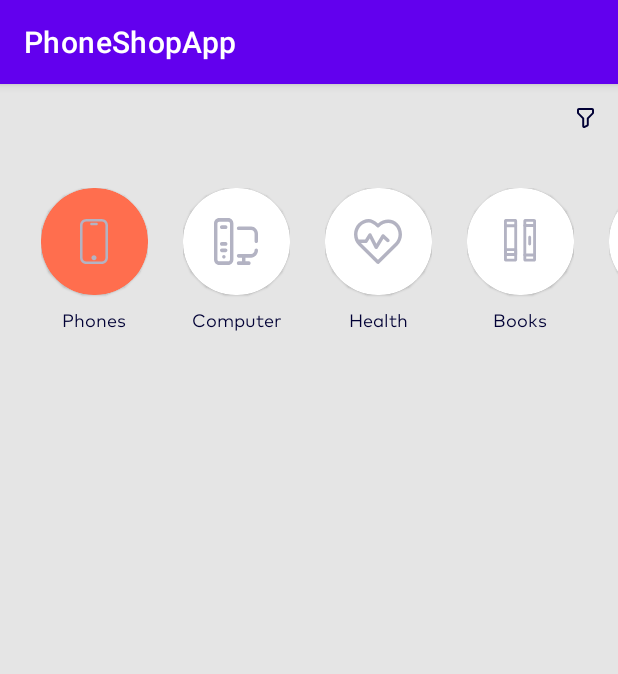
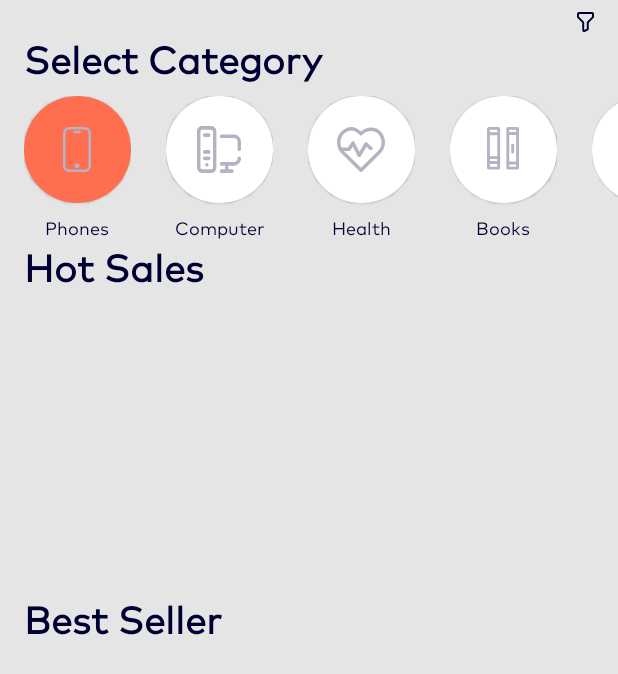
Before and after one commit to EvgeshaIvanov/OnlineShopApplication, an Android app: the screen it shows after launch (MainActivity), on a phone screen of 412 x 824 dp. Shown: the top 674 px of the screen. Run offline under Robolectric (Android 15) with nearby library versions, the phone set to English and light mode, and no system bars; network calls fail; pictures from the network do not load; 2 statements that could not run were skipped.

Commit message:
Commit#5

```diff
--- a/app/src/main/java/com/example/phoneshopapp/domain/models/HotSalesModel.kt
+++ b/app/src/main/java/com/example/phoneshopapp/domain/models/HotSalesModel.kt
@@ -1,5 +1,6 @@
 package com.example.phoneshopapp.domain.models
 
+import com.google.gson.annotations.Expose
 import com.google.gson.annotations.SerializedName
 
 data class HotSalesModel(
@@ -11,5 +12,6 @@ data class HotSalesModel(
     val subtitle: String,
     @SerializedName("picture")
     val picture: String,
-    var isNew: Boolean = true
+    @SerializedName("is_new")
+    var isNew: Boolean = false
 )
--- a/app/src/main/java/com/example/phoneshopapp/presentation/MainViewModel.kt
+++ b/app/src/main/java/com/example/phoneshopapp/presentation/MainViewModel.kt
@@ -1,5 +1,6 @@
 package com.example.phoneshopapp.presentation
 
+import android.util.Log
 import androidx.lifecycle.MutableLiveData
 import androidx.lifecycle.ViewModel
 import androidx.lifecycle.viewModelScope
@@ -35,6 +36,7 @@ class MainViewModel : ViewModel() {
     private fun hotSalesPhone() {
         viewModelScope.launch {
             val list = hotSalesUseCase.execute()
+            Log.i("TAG", list.toString())
             hotSalesPhones.postValue(list)
         }
     }
--- a/app/src/main/res/layout/activity_main.xml
+++ b/app/src/main/res/layout/activity_main.xml
@@ -19,15 +19,36 @@
             android:layout_width="wrap_content"
             android:layout_height="wrap_content"
             android:layout_gravity="end"
+            android:layout_marginEnd="16dp"
             android:clickable="true"
+            android:layout_marginTop="8dp"
             android:focusable="true"
-            android:padding="16dp"
             android:src="@drawable/filter_vector" />
+
+        <TextView
+            android:layout_width="wrap_content"
+            android:layout_height="wrap_content"
+            android:layout_marginStart="16dp"
+            android:fontFamily="@font/mark_pro"
+            android:text="@string/select_category"
+            android:textColor="@color/select_default_text_color"
+            android:textSize="25sp"
+            android:textStyle="bold" />
 
         <androidx.fragment.app.FragmentContainerView
             android:id="@+id/container_horizontal_menu"
             android:layout_width="wrap_content"
             android:layout_height="wrap_content" />
+
+        <TextView
+            android:layout_width="wrap_content"
+            android:layout_height="wrap_content"
+            android:layout_marginStart="16dp"
+            android:fontFamily="@font/mark_pro"
+            android:text="@string/hot_sales"
+            android:textColor="@color/select_default_text_color"
+            android:textSize="25sp"
+            android:textStyle="bold" />
 
         <androidx.fragment.app.FragmentContainerView
             android:id="@+id/container_hot_sales"
@@ -38,6 +59,7 @@
             android:id="@+id/container_best_sellers"
             android:layout_width="wrap_content"
             android:layout_height="wrap_content" />
+
         <androidx.fragment.app.FragmentContainerView
             android:id="@+id/container_filter"
             android:layout_width="wrap_content"
--- a/app/src/main/res/layout/fragment_best_seller.xml
+++ b/app/src/main/res/layout/fragment_best_seller.xml
@@ -3,14 +3,24 @@
     xmlns:app="http://schemas.android.com/apk/res-auto"
     xmlns:tools="http://schemas.android.com/tools"
     android:layout_width="match_parent"
-    android:layout_height="match_parent"
+    android:layout_height="wrap_content"
     android:orientation="vertical"
     tools:context=".presentation.BestSellerFragment">
 
+    <TextView
+        android:layout_width="wrap_content"
+        android:layout_height="wrap_content"
+        android:layout_marginStart="16dp"
+        android:fontFamily="@font/mark_pro"
+        android:text="@string/best_seller"
+        android:textColor="@color/select_default_text_color"
+        android:textSize="25sp"
+        android:textStyle="bold" />
+
     <androidx.recyclerview.widget.RecyclerView
+        tools:listitem="@layout/item_best_seller"
         android:id="@+id/recycler_view_best_seller"
-        android:layout_width="match_parent"
+        android:layout_width="wrap_content"
         android:layout_height="wrap_content" />
 
-
 </LinearLayout>
--- a/app/src/main/res/layout/fragment_hot_sales.xml
+++ b/app/src/main/res/layout/fragment_hot_sales.xml
@@ -11,7 +11,6 @@
         android:layout_width="match_parent"
         android:layout_height="200dp"
         android:layout_marginStart="16dp"
-        android:layout_marginTop="16dp"
         android:layout_marginEnd="16dp" />
 
 </LinearLayout>
--- a/app/src/main/res/layout/fragment_select_category.xml
+++ b/app/src/main/res/layout/fragment_select_category.xml
@@ -11,8 +11,8 @@
     <LinearLayout
         android:layout_width="wrap_content"
         android:layout_height="wrap_content"
-        android:layout_marginStart="27dp"
-        android:layout_marginTop="24dp"
+        android:layout_marginStart="16dp"
+        android:layout_marginTop="8dp"
         android:orientation="horizontal">
 
         <LinearLayout
@@ -63,7 +63,6 @@
                 android:elevation="20dp"
                 android:focusable="true"
                 app:cardCornerRadius="35dp">
-
 
 
                 <ImageView
--- a/app/src/main/res/layout/item_hot_sales_view_pager.xml
+++ b/app/src/main/res/layout/item_hot_sales_view_pager.xml
@@ -3,6 +3,8 @@
     xmlns:tools="http://schemas.android.com/tools"
     android:layout_width="match_parent"
     android:layout_height="match_parent"
+    android:clickable="true"
+    android:focusable="true"
     android:id="@+id/card_item"
     android:background="@drawable/background_view_pager_item"
     android:orientation="horizontal">
--- a/app/src/main/res/values/strings.xml
+++ b/app/src/main/res/values/strings.xml
@@ -12,6 +12,9 @@
     <string name="hs_logo_text">New</string>
     <string name="discountPrice">$1,047</string>
     <string name="phone_name">Samsung Galaxy s20 Ultra</string>
+    <string name="select_category">Select Category</string>
+    <string name="hot_sales">Hot Sales</string>
+    <string name="best_seller">Best Seller</string>
     <string-array name="brand">
         <item>Samsung</item>
         <item>Xiaomi</item>
--- a/app/src/main/res/values/themes.xml
+++ b/app/src/main/res/values/themes.xml
@@ -1,6 +1,6 @@
 <resources xmlns:tools="http://schemas.android.com/tools">
     <!-- Base application theme. -->
-    <style name="Theme.PhoneShopApp" parent="Theme.MaterialComponents.DayNight.DarkActionBar">
+    <style name="Theme.PhoneShopApp" parent="Theme.MaterialComponents.DayNight.NoActionBar">
         <!-- Primary brand color. -->
         <item name="colorPrimary">@color/purple_500</item>
         <item name="colorPrimaryVariant">@color/purple_700</item>
```
Also changed, not shown: app/src/main/java/com/example/phoneshopapp/presentation/HotSalesFragment.kt (+0 -24 lines), app/src/main/java/com/example/phoneshopapp/presentation/ViewPagerAdapter.kt (+9 -25 lines), app/src/main/java/com/example/phoneshopapp/presentation/ViewPagerViewHolder.kt (added, +7 -0 lines), app/src/main/res/layout/item_best_seller.xml (+6 -1 lines).
